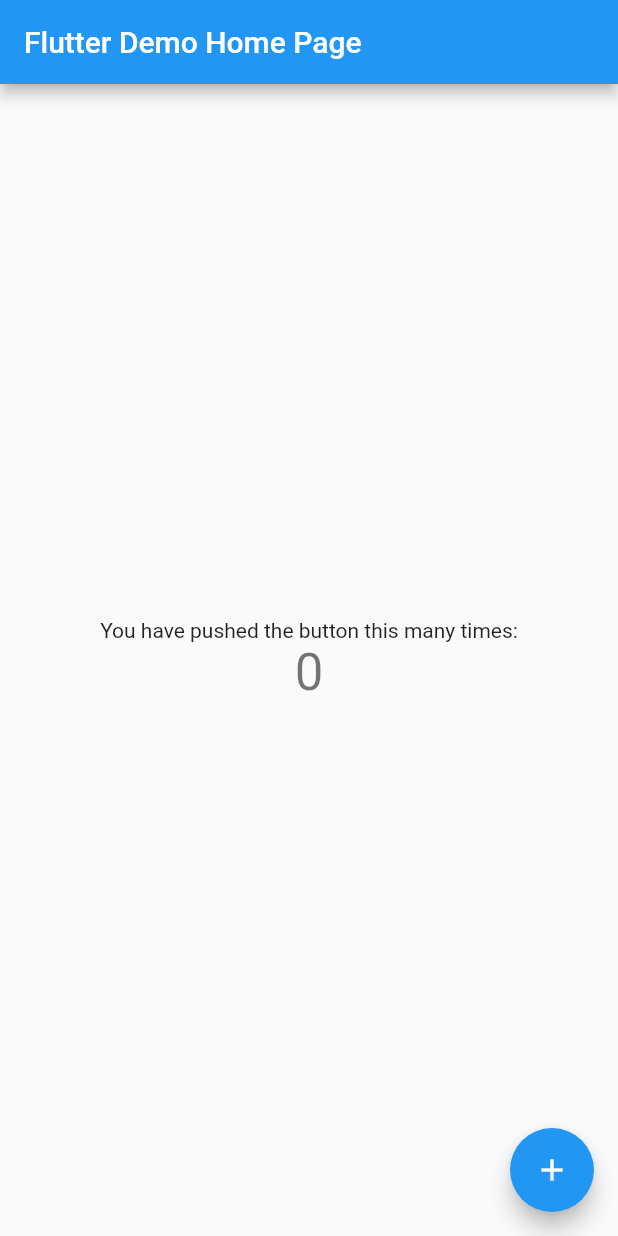
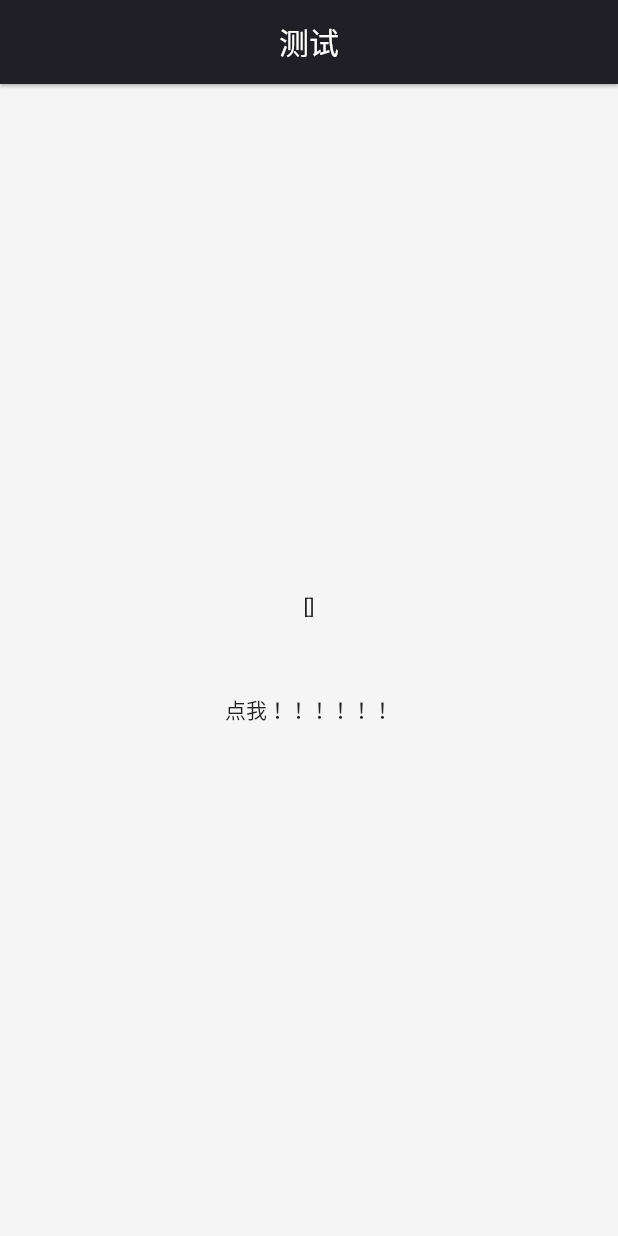
Before and after one commit to zhyhub/flutter_keyboard, a Flutter app: the screen it shows after launch, on a phone screen of 412 x 824 dp. Run offline on Flutter 3.47's test engine with Material 2 defaults, Android fonts, the phone set to English and light mode, and no system bars.

Commit message:
flutter 车牌输入法 第一版

```diff
--- a/lib/main.dart
+++ b/lib/main.dart
@@ -1,4 +1,5 @@
 import 'package:flutter/material.dart';
+import 'package:flutter_keyboard/plate_number_widget.dart';
 
 void main() => runApp(MyApp());
 
@@ -9,103 +10,74 @@ class MyApp extends StatelessWidget {
     return MaterialApp(
       title: 'Flutter Demo',
       theme: ThemeData(
-        // This is the theme of your application.
-        //
-        // Try running your application with "flutter run". You'll see the
-        // application has a blue toolbar. Then, without quitting the app, try
-        // changing the primarySwatch below to Colors.green and then invoke
-        // "hot reload" (press "r" in the console where you ran "flutter run",
-        // or simply save your changes to "hot reload" in a Flutter IDE).
-        // Notice that the counter didn't reset back to zero; the application
-        // is not restarted.
         primarySwatch: Colors.blue,
       ),
-      home: MyHomePage(title: 'Flutter Demo Home Page'),
+      home: Test(),
     );
   }
 }
 
-class MyHomePage extends StatefulWidget {
-  MyHomePage({Key key, this.title}) : super(key: key);
+class Test extends StatefulWidget {
+  @override
+  _TestState createState() => _TestState();
+}
 
-  // This widget is the home page of your application. It is stateful, meaning
-  // that it has a State object (defined below) that contains fields that affect
-  // how it looks.
-
-  // This class is the configuration for the state. It holds the values (in this
-  // case the title) provided by the parent (in this case the App widget) and
-  // used by the build method of the State. Fields in a Widget subclass are
-  // always marked "final".
-
-  final String title;
+class _TestState extends State<Test> with SingleTickerProviderStateMixin {
+  List<String> _results = List();
+  String str;
 
   @override
-  _MyHomePageState createState() => _MyHomePageState();
-}
-
-class _MyHomePageState extends State<MyHomePage> {
-  int _counter = 0;
-
-  void _incrementCounter() {
-    setState(() {
-      // This call to setState tells the Flutter framework that something has
-      // changed in this State, which causes it to rerun the build method below
-      // so that the display can reflect the updated values. If we changed
-      // _counter without calling setState(), then the build method would not be
-      // called again, and so nothing would appear to happen.
-      _counter++;
-    });
+  void initState() {
+    super.initState();
   }
 
   @override
   Widget build(BuildContext context) {
-    // This method is rerun every time setState is called, for instance as done
-    // by the _incrementCounter method above.
-    //
-    // The Flutter framework has been optimized to make rerunning build methods
-    // fast, so that you can just rebuild anything that needs updating rather
-    // than having to individually change instances of widgets.
     return Scaffold(
+      backgroundColor: Color(0xFFF5F5F5),
       appBar: AppBar(
-        // Here we take the value from the MyHomePage object that was created by
-        // the App.build method, and use it to set our appbar title.
-        title: Text(widget.title),
+        centerTitle: true,
+        title: Text(
+          '测试',
+          style: TextStyle(color: Colors.white),
         ),
-      body: Center(
-        // Center is a layout widget. It takes a single child and positions it
-        // in the middle of the parent.
+        elevation: 1.0,
+        backgroundColor: Color(0xFF1F1F25),
+      ),
+      body: Builder(builder: (BuildContext context) {
+        return Center(
           child: Column(
-          // Column is also layout widget. It takes a list of children and
-          // arranges them vertically. By default, it sizes itself to fit its
-          // children horizontally, and tries to be as tall as its parent.
-          //
-          // Invoke "debug painting" (press "p" in the console, choose the
-          // "Toggle Debug Paint" action from the Flutter Inspector in Android
-          // Studio, or the "Toggle Debug Paint" command in Visual Studio Code)
-          // to see the wireframe for each widget.
-          //
-          // Column has various properties to control how it sizes itself and
-          // how it positions its children. Here we use mainAxisAlignment to
-          // center the children vertically; the main axis here is the vertical
-          // axis because Columns are vertical (the cross axis would be
-          // horizontal).
+            crossAxisAlignment: CrossAxisAlignment.center,
             mainAxisAlignment: MainAxisAlignment.center,
             children: <Widget>[
-            Text(
-              'You have pushed the button this many times:',
+              Text(_results.toString()),
+              Container(
+                height: 50,
               ),
-            Text(
-              '$_counter',
-              style: Theme.of(context).textTheme.display1,
+              InkWell(
+                child: Text("点我！！！！！！"),
+                onTap: () {
+                  showBottomSheet(
+                      context: context,
+                      builder: (_) {
+                        return PlateNumberKeyboard(
+                          keyboardType: KeyboardType.area,
+                          callback: (val) => onDataChange(val),
+                        );
+                      });
+                },
               ),
             ],
           ),
-      ),
-      floatingActionButton: FloatingActionButton(
-        onPressed: _incrementCounter,
-        tooltip: 'Increment',
-        child: Icon(Icons.add),
-      ), // This trailing comma makes auto-formatting nicer for build methods.
+        );
+      }),
     );
   }
+
+  onDataChange(List<String> results) {
+    setState(() {
+      _results = results;
+      print('onDataChange =======  $_results');
+    });
   }
+}
```
Also changed, not shown: lib/plate_number_widget.dart (added, +284 -0 lines). Lines whose indentation alone changed are shown as unchanged.
